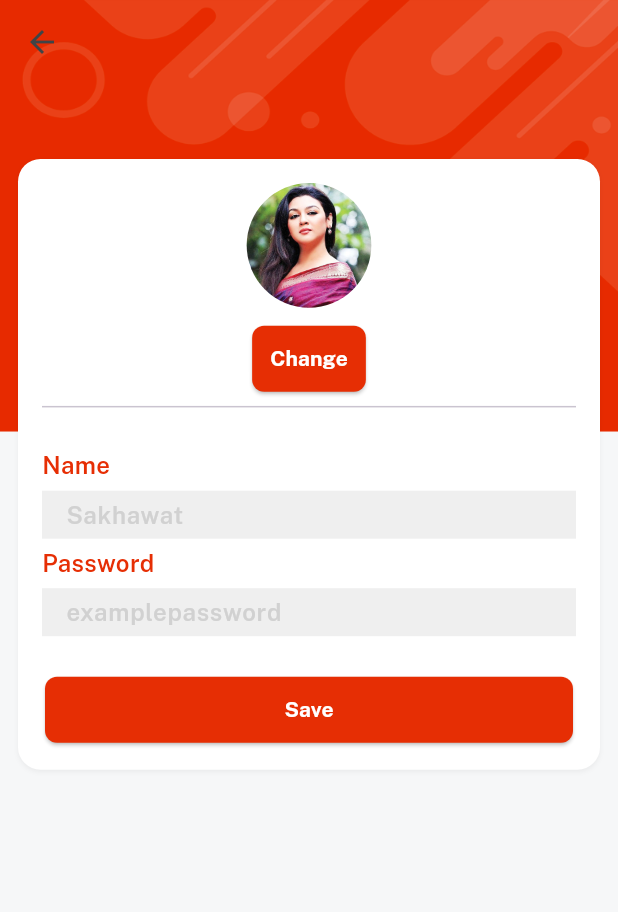
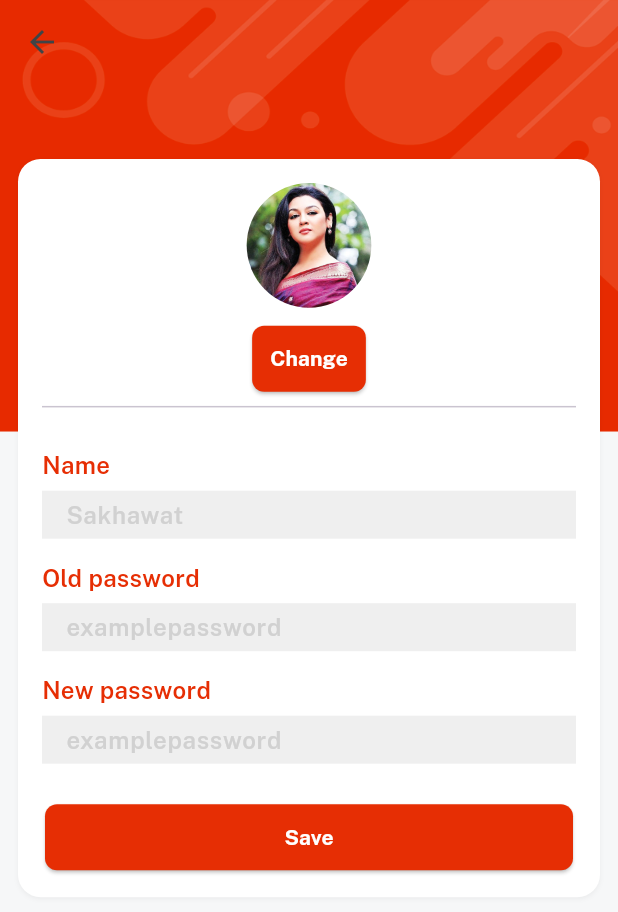
Before and after one commit to Fahadbcd17/rongtuli, a Flutter app: the EditProfileScreen screen opened directly with empty values, on a phone screen of 412 x 824 dp. Shown: the top 912 px of the screen. Run offline on Flutter 3.47's test engine with Material 3 defaults, Android fonts, the phone set to English and light mode, and no system bars; our stand-ins replace cloud_firestore, firebase_auth, firebase_core, firebase_storage, get, image_picker and 1 more; accounts and stored records are empty.

Commit message:
update edit profile for set new password

```diff
--- a/mobile/RongTuli/lib/consts/strings.dart
+++ b/mobile/RongTuli/lib/consts/strings.dart
@@ -57,4 +57,4 @@ const video = "Video",
     productsYouMayLike = "Products you may also like";
 
 
-const wishlist = "My Wishlist", orders = "My Orders", messages = "Messages";
+const wishlist = "My Wishlist", orders = "My Orders", messages = "Messages", oldpass = "Old password", newpass = "New password";
--- a/mobile/RongTuli/lib/controllers/profile_controller.dart
+++ b/mobile/RongTuli/lib/controllers/profile_controller.dart
@@ -13,7 +13,8 @@ class ProfileController  extends GetxController{
   var isloading = false.obs;
 
   var nameController = TextEditingController();
-  var passController = TextEditingController();
+  var oldpassController = TextEditingController();
+  var newpassController = TextEditingController();
 
   changeImage(context) async{
     try {
--- a/mobile/RongTuli/lib/views/screens/profile/edit_profile_screen.dart
+++ b/mobile/RongTuli/lib/views/screens/profile/edit_profile_screen.dart
@@ -48,7 +48,10 @@ class EditProfileScreen extends StatelessWidget {
                           const Divider(),
                           20.heightBox,
                           textField(hint: nameHint,title: name,isPass: false, controller: controller.nameController),
-                          textField(hint: passwordHint,title: password,isPass: true, controller: controller.passController),
+                          10.heightBox,
+                          textField(hint: passwordHint,title: oldpass,isPass: true, controller: controller.oldpassController),
+                          10.heightBox,
+                          textField(hint: passwordHint,title: newpass,isPass: true, controller: controller.oldpassController),
                           20.heightBox,
                          controller.isloading.value? const CircularProgressIndicator(
                           valueColor: AlwaysStoppedAnimation(redColor),
@@ -60,7 +63,7 @@ class EditProfileScreen extends StatelessWidget {
                              await controller.updateProfile(
                               imgUrl: controller.profileImageLink,
                               name: controller.nameController.text,
-                              password: controller.passController.text
+                              password: controller.newpassController.text
                              );
                              VxToast.show(context, msg: "Updated");
                             }, textColor: whiteColor, title: "Save")),
--- a/mobile/RongTuli/lib/views/screens/profile/profile_screen.dart
+++ b/mobile/RongTuli/lib/views/screens/profile/profile_screen.dart
@@ -35,7 +35,7 @@ class ProfileScreen extends StatelessWidget {
                padding: const EdgeInsets.all(8.0),
                child: const Align(alignment: Alignment.topRight, child: Icon(Icons.edit, color: whiteColor)).onTap((){
                 controller.nameController.text = data['name'];
-                controller.passController.text = data['password'];
+
                 Get.to(()=> EditProfileScreen(
                   data: data
                   ));
```
